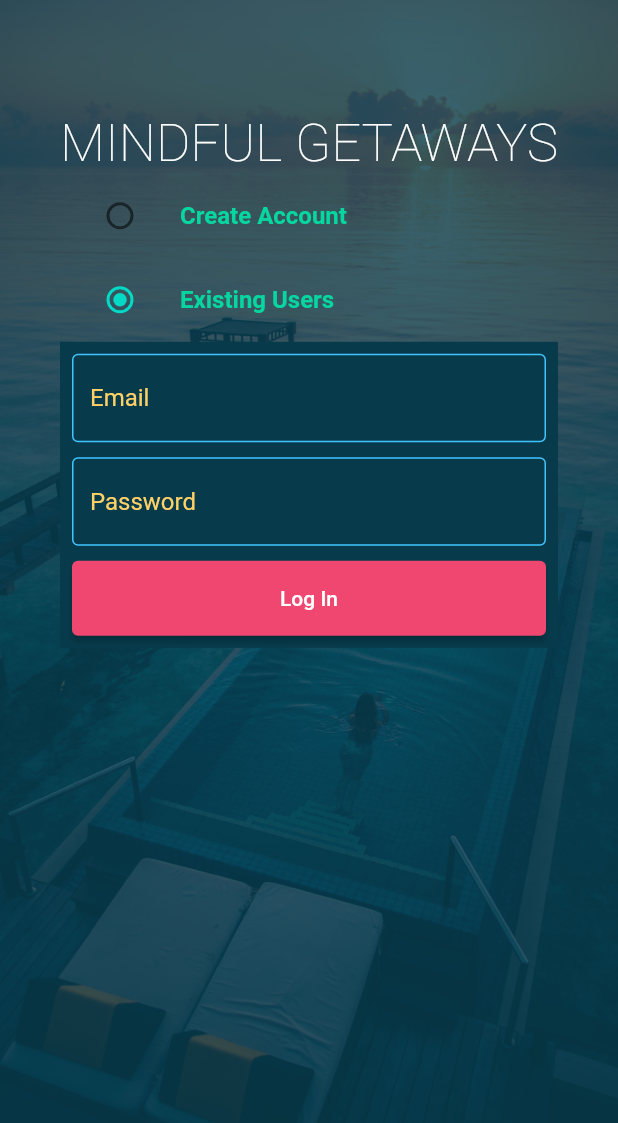
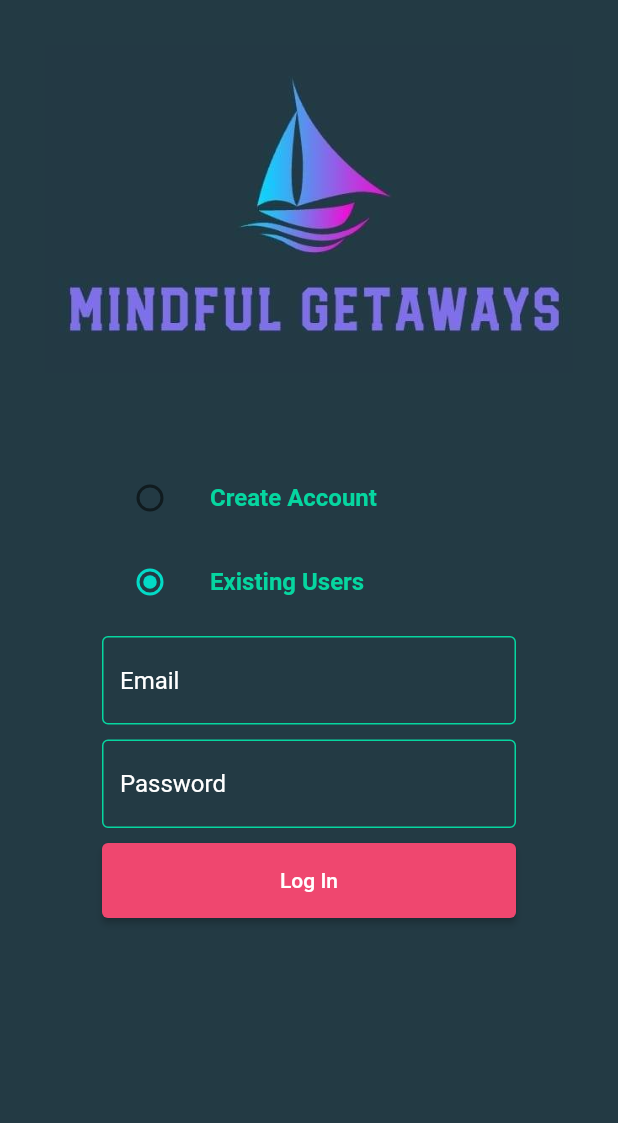
Before and after one commit to ChrisKramer15/mindful-getaways, a Flutter app: the screen it shows after launch, on a phone screen of 412 x 824 dp. Shown: the top 1123 px of the screen. Run offline on Flutter 3.47's test engine with Material 2 defaults, Android fonts, the phone set to English and light mode, and no system bars.

Commit message:
reworked layout for getaway login

```diff
--- a/getaways_flutter/lib/assets/palette.dart
+++ b/getaways_flutter/lib/assets/palette.dart
@@ -2,7 +2,7 @@ import 'package:flutter/material.dart';
 
 class ColorPalette {
   static const mainColor = Color(0xff06d6a0);
-  static const darkShade = Color(0xff073b4c);
+  static const darkShade = Color(0xff233A44);
   static const darkAccent = Color(0xff118ab2);
   static const lightShade = Color(0xffef476f);
   static const lightAccent = Color(0xffffd166);
--- a/getaways_flutter/lib/screens/auth_screen.dart
+++ b/getaways_flutter/lib/screens/auth_screen.dart
@@ -23,27 +23,19 @@ class _AuthScreenState extends State<AuthScreen> {
   Widget build(BuildContext context) {
     return Scaffold(
       body: SafeArea(
+        child: Padding(
+          padding: const EdgeInsets.all(30.0),
           child: Container(
-          width: double.infinity,
             decoration: const BoxDecoration(
               image: DecorationImage(
-                image: AssetImage("lib/assets/images/sunset_unsplash.jpg"),
-                fit: BoxFit.cover,
-                opacity: 0.2),
+                  image: AssetImage("lib/assets/images/getaways_logo.png"),
+                  alignment: Alignment.topCenter),
             ),
             child: Padding(
-            padding: const EdgeInsets.fromLTRB(40, 75, 40, 8),
+              padding: const EdgeInsets.fromLTRB(30, 100, 30, 0),
               child: Column(
+                mainAxisAlignment: MainAxisAlignment.center,
                 children: [
-                const FittedBox(
-                  fit: BoxFit.fitWidth,
-                  child: Text("MINDFUL GETAWAYS",
-                      style: TextStyle(
-                        fontWeight: FontWeight.w100,
-                        fontSize: 42,
-                        color: Colors.white,
-                      )),
-                ),
                   // ListTile for Signing Up
                   ListTile(
                     title: const Text(
@@ -123,6 +115,7 @@ class _AuthScreenState extends State<AuthScreen> {
             ),
           ),
         ),
+      ),
     );
   }
 }
--- a/getaways_flutter/lib/widgets/auth/custom_textfield.dart
+++ b/getaways_flutter/lib/widgets/auth/custom_textfield.dart
@@ -13,11 +13,12 @@ class CustomTextfield extends StatelessWidget {
       controller: controller,
       decoration: InputDecoration(
           hintText: hintText,
-          hintStyle: const TextStyle(color: ColorPalette.lightAccent),
+          hintStyle: const TextStyle(color: Colors.white),
           border: const OutlineInputBorder(
-              borderSide: BorderSide(color: Colors.green)),
+              borderSide: BorderSide(color: ColorPalette.mainColor),
+              borderRadius: BorderRadius.all(Radius.circular(10))),
           enabledBorder: const OutlineInputBorder(
-              borderSide: BorderSide(color: Colors.lightBlueAccent))),
+              borderSide: BorderSide(color: ColorPalette.mainColor))),
     );
   }
 }
```
Also changed, not shown: getaways_flutter/lib/assets/images/getaways_logo.png (added). Lines whose indentation alone changed are shown as unchanged.
